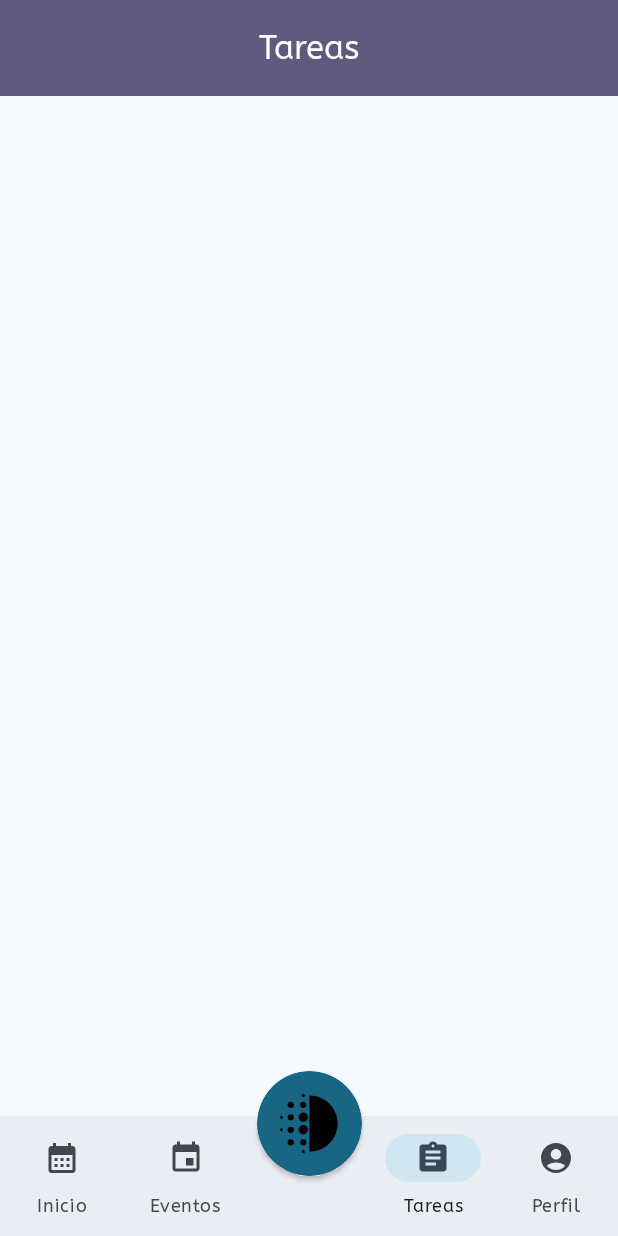
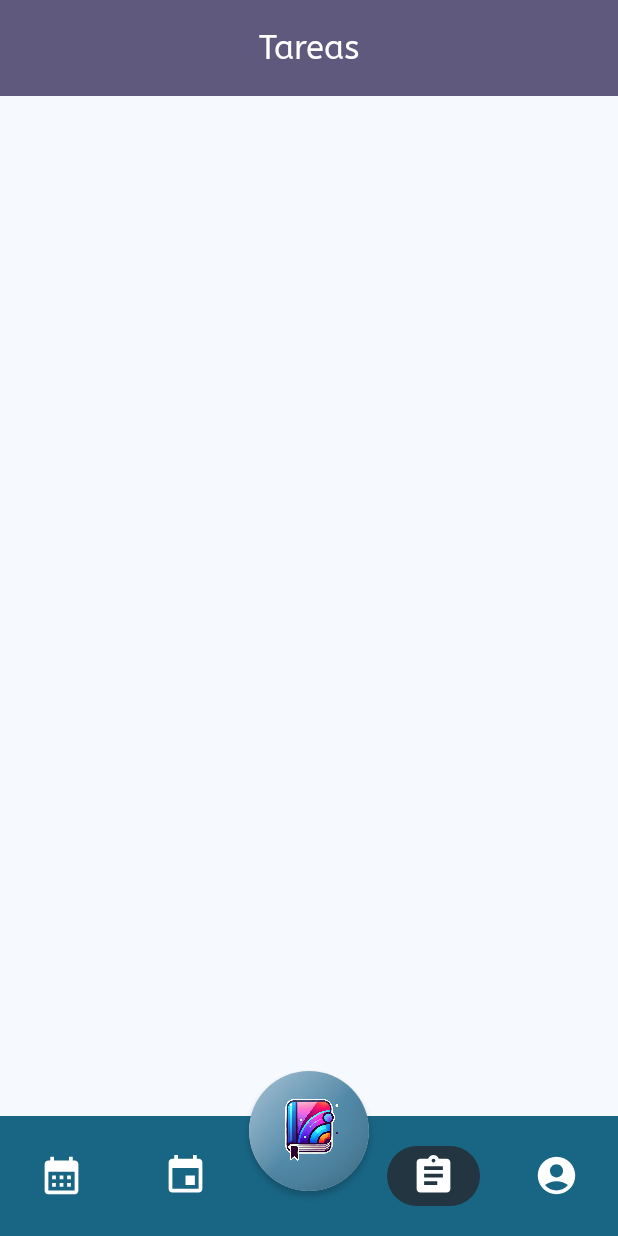
Before and after one commit to diegogd04/DiaryBook, an Android app: the screen it shows after launch (MainActivity), item 4 of the bottom bar chosen, on a phone screen of 412 x 824 dp. Run offline under Robolectric (Android 15) with nearby library versions, the phone set to English and light mode, and no system bars; our stand-ins replace navigation-ui; libraries missing offline, so code that uses them is left out: org.koin.ksp; 4 statements that could not run were skipped.

Commit message:
Añadir logo a botón y modificar bottom navigation bar.

```diff
--- a/app/src/main/res/layout/activity_main.xml
+++ b/app/src/main/res/layout/activity_main.xml
@@ -22,9 +22,10 @@
 
         <com.google.android.material.bottomnavigation.BottomNavigationView
             android:id="@+id/bottom_navigation_view"
+            style="@style/bottom_app_bar"
             android:layout_width="match_parent"
             android:layout_height="wrap_content"
-            app:labelVisibilityMode="labeled"
+            app:labelVisibilityMode="unlabeled"
             app:layout_constraintBottom_toBottomOf="parent"
             app:menu="@menu/bottom_app_bar" />
 
@@ -39,7 +40,7 @@
 
         <com.google.android.material.imageview.ShapeableImageView
             style="@style/bottom_app_bar_today_button_image"
-            android:src="@drawable/ic_today" />
+            android:src="@drawable/ic_app" />
 
     </androidx.cardview.widget.CardView>
 
--- a/app/src/main/res/values/style_dimens.xml
+++ b/app/src/main/res/values/style_dimens.xml
@@ -7,11 +7,16 @@
     <dimen name="activity_list_recyclerview_margin">20dp</dimen>
     <dimen name="activity_item_margin">10dp</dimen>
 
-    <dimen name="bottom_app_bar_today_button_size">70dp</dimen>
-    <dimen name="bottom_app_bar_today_button_margin">40dp</dimen>
+    <dimen name="bottom_app_bar_today_button_size">80dp</dimen>
+    <dimen name="bottom_app_bar_today_button_margin">30dp</dimen>
     <dimen name="bottom_app_bar_today_button_corner_radius">40dp</dimen>
-    <dimen name="bottom_app_bar_today_button_image_size">50dp</dimen>
 
     <dimen name="card_view_stroke_width">2dp</dimen>
 
+    <dimen name="bottom_app_bar_icon_size">30dp</dimen>
+
+    <dimen name="bottom_app_bar_indicator_width">70dp</dimen>
+    <dimen name="bottom_app_bar_indicator_height">40dp</dimen>
+    <dimen name="bottom_app_bar_indicator_margin_horizontal">10dp</dimen>
+
 </resources>
--- a/app/src/main/res/values/styles.xml
+++ b/app/src/main/res/values/styles.xml
@@ -25,13 +25,11 @@
         <item name="android:layout_height">@dimen/bottom_app_bar_today_button_size</item>
         <item name="android:layout_marginBottom">@dimen/bottom_app_bar_today_button_margin</item>
         <item name="cardCornerRadius">@dimen/bottom_app_bar_today_button_corner_radius</item>
-        <item name="android:backgroundTint">@color/md_theme_primary</item>
     </style>
 
     <style name="bottom_app_bar_today_button_image">
-        <item name="android:layout_width">@dimen/bottom_app_bar_today_button_image_size</item>
-        <item name="android:layout_height">@dimen/bottom_app_bar_today_button_image_size</item>
-        <item name="android:layout_gravity">center</item>
+        <item name="android:layout_width">@dimen/bottom_app_bar_today_button_size</item>
+        <item name="android:layout_height">@dimen/bottom_app_bar_today_button_size</item>
     </style>
 
     <style name="toolbar">
@@ -40,4 +38,22 @@
         <item name="titleCentered">true</item>
     </style>
 
+    <style name="bottom_app_bar">
+        <item name="android:background">@color/md_theme_primary</item>
+        <item name="itemIconTint">@color/md_theme_onPrimary</item>
+        <item name="itemIconSize">@dimen/bottom_app_bar_icon_size</item>
+        <item name="itemRippleColor">@color/md_theme_tertiary</item>
+        <item name="itemActiveIndicatorStyle">@style/bottom_app_bar_indicator</item>
+    </style>
+
+    <style name="bottom_app_bar_indicator">
+        <item name="android:width">@dimen/bottom_app_bar_indicator_width</item>
+        <item name="android:height">@dimen/bottom_app_bar_indicator_height</item>
+        <item name="marginHorizontal">@dimen/bottom_app_bar_indicator_margin_horizontal</item>
+        <item name="shapeAppearance">
+            @style/ShapeAppearance.Material3.NavigationBarView.ActiveIndicator
+        </item>
+        <item name="android:color">@color/md_theme_secondaryFixedDim_highContrast</item>
+    </style>
+
 </resources>
```
